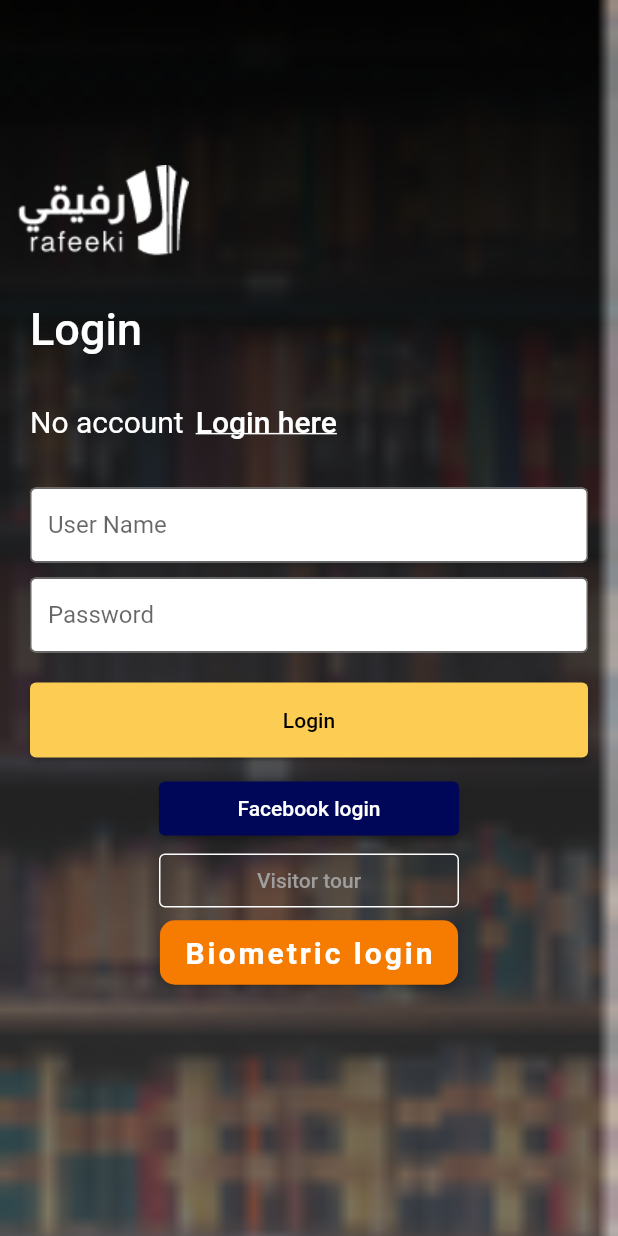
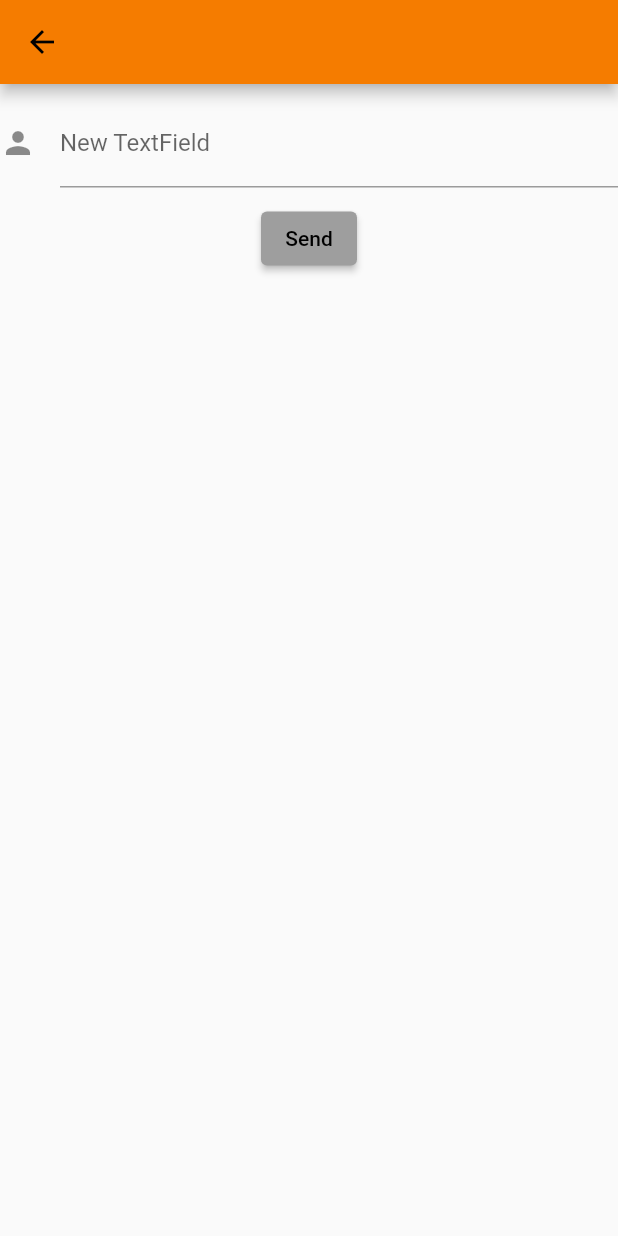
Before and after one commit to AhmedmoatasemVictorylink/LoginFlutter, a Flutter app: the LoginWidget screen opened directly, after a tap on "Login", on a phone screen of 412 x 824 dp. Run offline on Flutter 3.47's test engine with Material 2 defaults, Android fonts, the phone set to English and light mode, and no system bars; our stand-ins replace hexcolor, introduction_screen, local_auth.

Commit message:
First step for dynamic form

```diff
--- /dev/null
+++ b/lib/created_form.dart
@@ -0,0 +1,182 @@
+import 'dart:convert';
+import 'package:flutter/material.dart';
+import 'package:login_app/utils/authentication.dart';
+import 'package:login_app/utils/custom_colors.dart';
+
+class CreatedForm extends StatefulWidget {
+  @override
+  _CreatedFormState createState() => _CreatedFormState();
+}
+
+class _CreatedFormState extends State<CreatedForm> {
+  // dynamic response to store your form data that can be sent as  post request
+  dynamic response;
+
+  // set the formkey for validation
+  var _formkey = GlobalKey<FormState>();
+
+  final List<DrawableField> list = [
+    DrawableTextField(
+      hint: "Amu Hint",
+      title: "New TextField",
+      isRequired: true,
+    ),
+  ];
+
+  String formItems = json.encode([
+    {
+      "title": "name",
+      "label": "what is your name",
+      "type": "text",
+      "required": "yes"
+    },
+    {
+      "title": "dateOfReg",
+      "label": "what is the date of registration",
+      "type": "date",
+      "required": "no"
+    },
+    {
+      "title": "agegroup",
+      "label": "tell us your age group gbyb",
+      "type": "select",
+      "items": ["1-20", "21-30", "31-40", "41-50", "51-60"],
+      "required": "no"
+    }
+  ]);
+
+  @override
+  Widget build(BuildContext context) {
+    return Scaffold(
+      appBar: AppBar(
+        backgroundColor: CustomColors.firebaseOrange,
+        // title: const Text("JSONFORM"),
+      ),
+      body: SingleChildScrollView(
+        child: Form(
+          key: _formkey, // add the formkey here
+          child: Column(
+              children: <Widget>[
+                const SizedBox(
+                  height: 10,
+                ),
+                list.map((e) => e.widget).first,
+                // const Text(
+                //   "Login Form",
+                //   style: TextStyle(fontSize: 25.0, fontWeight: FontWeight.bold),
+                // ),
+                // TextFormField(
+                //   decoration: const InputDecoration(
+                //     icon: Icon(Icons.person),
+                //     hintText: 'Enter your name',
+                //     labelText: 'Name',
+                //   ),
+                //   validator: (value) {
+                //     if (value!.isEmpty) {
+                //       return 'Please enter some text';
+                //     }
+                //     return null;
+                //   },
+                // ),
+                // TextFormField(
+                //   decoration: const InputDecoration(
+                //     icon: Icon(Icons.phone),
+                //     hintText: 'Enter a phone number',
+                //     labelText: 'Phone',
+                //   ),
+                //   validator: (value) {
+                //     if (value!.isEmpty) {
+                //       return 'Please enter valid phone number';
+                //     }
+                //     return null;
+                //   },
+                // ),
+                // TextFormField(
+                //   decoration: const InputDecoration(
+                //     icon: Icon(Icons.calendar_today),
+                //     hintText: 'Enter your date of birth',
+                //     labelText: 'Dob',
+                //   ),
+                //   validator: (value) {
+                //     if (value!.isEmpty) {
+                //       return 'Please enter valid date';
+                //     }
+                //     return null;
+                //   },
+                // ),
+                // JsonFormGenerator(
+                //   form: formItems,
+                //   onChanged: (dynamic value) {
+                //     setState(() {
+                //       this.response = value;
+                //     });
+                //   },
+                // ),
+                const SizedBox(
+                  height: 10,
+                ),
+                ElevatedButton(
+                    child: const Text('Send'),
+                    onPressed: () {
+                      if (_formkey.currentState!.validate()) {
+                        //print(response.toString());
+                        Authentication.customSnackBar(
+                          content: 'Error authenticating using Biometrics.',
+                        );
+                      }
+                    }),
+              ]),
+        ),
+      ),
+    );
+  }
+}
+
+abstract class DrawableField {
+  String title;
+  String hint;
+  bool isRequired;
+
+  DrawableField({
+    required this.title,
+    required this.hint,
+    required this.isRequired,
+  });
+
+  Widget get widget;
+}
+
+class DrawableTextField implements DrawableField {
+
+  @override
+  String hint;
+
+  @override
+  bool isRequired;
+
+  @override
+  String title;
+
+  DrawableTextField({
+    required this.title,
+    required this.hint,
+    required this.isRequired,
+  });
+
+  @override
+  Widget get widget => TextFormField(
+        decoration: InputDecoration(
+          icon: const Icon(Icons.person),
+          hintText: hint,
+          labelText: title,
+        ),
+        validator: (value) {
+          if (!isRequired) { return null; }
+
+          if (value!.isEmpty) {
+            return 'Please enter some text';
+          }
+          return null;
+        },
+      );
+}
--- a/lib/home_screen.dart
+++ b/lib/home_screen.dart
@@ -11,7 +11,15 @@ class HomeScreen extends StatelessWidget {
         elevation: 0,
         leading: Container(),
         backgroundColor: CustomColors.firebaseNavy,
-        title: Text("Home Screen"),
+        title: const Text(
+          "Home Screen",
+          style: TextStyle(
+            fontSize: 20,
+            fontWeight: FontWeight.bold,
+            color: Colors.white,
+            letterSpacing: 2,
+          ),
+        ),
       ),
       body: SafeArea(
         child: Padding(
@@ -29,7 +37,7 @@ class HomeScreen extends StatelessWidget {
                 size: 60,
                 color: CustomColors.firebaseGrey,
               ),
-              SizedBox(height: 24.0),
+              const SizedBox(height: 24.0),
               Text(
                 'You have successfully accessed Home screen',
                 style: TextStyle(
@@ -38,7 +46,7 @@ class HomeScreen extends StatelessWidget {
                   letterSpacing: 0.2,
                 ),
               ),
-              SizedBox(height: 24.0),
+              const SizedBox(height: 24.0),
               ElevatedButton(
                 style: ButtonStyle(
                   backgroundColor: MaterialStateProperty.all(Colors.redAccent),
@@ -49,7 +57,7 @@ class HomeScreen extends StatelessWidget {
                   ),
                 ),
                 onPressed: () => Navigator.of(context).pop(),
-                child: Padding(
+                child: const Padding(
                   padding: EdgeInsets.only(top: 10.0, bottom: 10.0),
                   child: Text(
                     'Go Back',
--- a/lib/login_widget.dart
+++ b/lib/login_widget.dart
@@ -1,5 +1,6 @@
 import 'package:flutter/material.dart';
 import 'package:hexcolor/hexcolor.dart';
+import 'package:login_app/created_form.dart';
 import 'package:login_app/home_screen.dart';
 import 'package:login_app/utils/authentication.dart';
 import 'package:login_app/utils/custom_colors.dart';
@@ -114,13 +115,24 @@ class LoginWidget extends StatelessWidget {
                       padding: const EdgeInsets.fromLTRB(10, 0, 10, 0),
                       child: ElevatedButton(
                         style: ElevatedButton.styleFrom(
-                          primary: HexColor("#FDCC53"),
+                          primary: CustomColors.firebaseOrange,
                           onPrimary: Colors.black,
                         ),
-                        child: const Text('Login'),
+                        child: const Text(
+                          'Login',
+                          style: TextStyle(
+                            fontSize: 15,
+                            fontWeight: FontWeight.bold,
+                            color: Colors.white,
+                            letterSpacing: 2,
+                          ),
+                        ),
                         onPressed: () {
-                          print(nameController.text);
-                          print(passwordController.text);
+                          Navigator.of(context).push(
+                                MaterialPageRoute(
+                                  builder: (context) => CreatedForm(),
+                                ),
+                              );
                         },
                       ),
                     ),
@@ -135,7 +147,12 @@ class LoginWidget extends StatelessWidget {
                               primary: HexColor("#000759"),
                               onPrimary: Colors.white,
                             ),
-                            child: const Text('Facebook login'),
+                            child: const Text(
+                              'Facebook login',
+                              style: TextStyle(
+                                letterSpacing: 2,
+                              ),
+                            ),
                             onPressed: () {
                               print("facebook login");
                             },
@@ -145,7 +162,12 @@ class LoginWidget extends StatelessWidget {
                             width: 200,
                             child: OutlinedButton(
                               onPressed: () {},
-                              child: const Text('Visitor tour'),
+                              child: const Text(
+                                'Visitor tour',
+                                style: TextStyle(
+                                  letterSpacing: 2,
+                                ),
+                              ),
                               style: OutlinedButton.styleFrom(
                                 side: const BorderSide(
                                     width: 1, color: Colors.white),
@@ -158,7 +180,7 @@ class LoginWidget extends StatelessWidget {
                             ),
                             shape: MaterialStateProperty.all(
                               RoundedRectangleBorder(
-                                borderRadius: BorderRadius.circular(10),
+                                borderRadius: BorderRadius.circular(6),
                               ),
                             ),
                           ),
@@ -181,12 +203,12 @@ class LoginWidget extends StatelessWidget {
                               );
                             }
                           },
-                          child: Padding(
+                          child: const Padding(
                             padding: EdgeInsets.only(top: 10.0, bottom: 10.0),
                             child: Text(
                               'Biometric login',
                               style: TextStyle(
-                                fontSize: 20,
+                                fontSize: 18,
                                 fontWeight: FontWeight.bold,
                                 color: Colors.white,
                                 letterSpacing: 2,
--- /dev/null
+++ b/lib/utils/adapter.dart
@@ -0,0 +1,5 @@
+import 'package:flutter/material.dart';
+
+abstract class LoginAdapter {
+  Future<bool> authenticateWithBiometrics();
+}
--- a/lib/utils/authentication.dart
+++ b/lib/utils/authentication.dart
@@ -9,7 +9,7 @@ class Authentication {
       backgroundColor: Colors.black,
       content: Text(
         content,
-        style: TextStyle(color: Colors.redAccent, letterSpacing: 0.5),
+        style: const TextStyle(color: Colors.redAccent, letterSpacing: 0.5),
       ),
     );
   }
```
